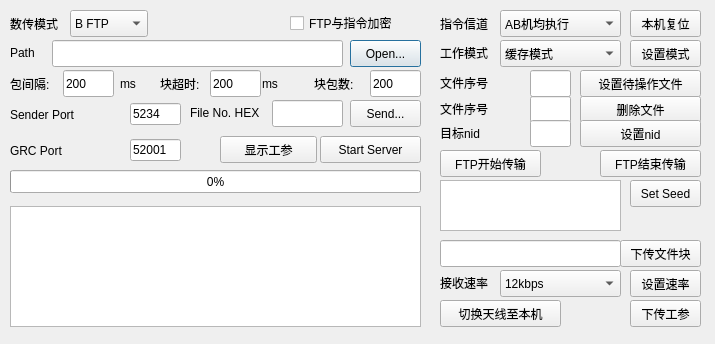
First picture: the form in file_send.ui, repository ArtisticZhao/file_sender_to_GNURadio, before the edit.
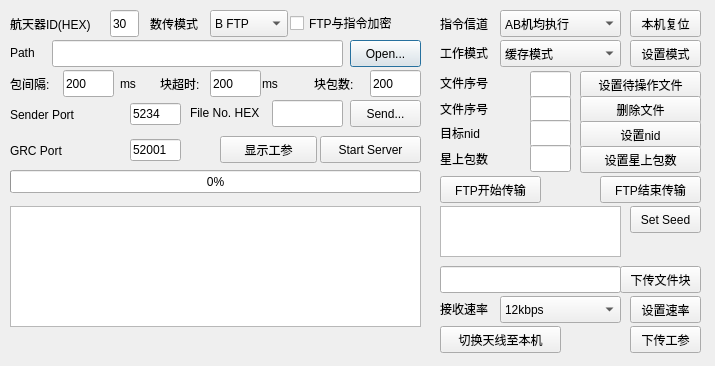
Second picture: the form after the edit.

Commit message: 加入了航天器ID输入框, 加入星上接收块数指令

Diff of the .ui file:
```diff
--- a/file_send.ui
+++ b/file_send.ui
@@ -7,7 +7,7 @@
     <x>0</x>
     <y>0</y>
     <width>715</width>
-    <height>344</height>
+    <height>366</height>
    </rect>
   </property>
   <property name="windowTitle">
@@ -162,7 +162,7 @@
   <widget class="QComboBox" name="comboBox">
    <property name="geometry">
     <rect>
-     <x>70</x>
+     <x>210</x>
      <y>10</y>
      <width>78</width>
      <height>27</height>
@@ -182,7 +182,7 @@
   <widget class="QLabel" name="label_7">
    <property name="geometry">
     <rect>
-     <x>10</x>
+     <x>150</x>
      <y>15</y>
      <width>71</width>
      <height>17</height>
@@ -247,7 +247,7 @@
    <property name="geometry">
     <rect>
      <x>630</x>
-     <y>180</y>
+     <y>206</y>
      <width>71</width>
      <height>27</height>
     </rect>
@@ -260,7 +260,7 @@
    <property name="geometry">
     <rect>
      <x>580</x>
-     <y>70</y>
+     <y>71</y>
      <width>121</width>
      <height>27</height>
     </rect>
@@ -273,7 +273,7 @@
    <property name="geometry">
     <rect>
      <x>530</x>
-     <y>70</y>
+     <y>71</y>
      <width>41</width>
      <height>27</height>
     </rect>
@@ -332,7 +332,7 @@
    <property name="geometry">
     <rect>
      <x>580</x>
-     <y>120</y>
+     <y>121</y>
      <width>121</width>
      <height>27</height>
     </rect>
@@ -368,7 +368,7 @@
    <property name="geometry">
     <rect>
      <x>440</x>
-     <y>150</y>
+     <y>176</y>
      <width>101</width>
      <height>27</height>
     </rect>
@@ -381,7 +381,7 @@
    <property name="geometry">
     <rect>
      <x>600</x>
-     <y>150</y>
+     <y>176</y>
      <width>101</width>
      <height>27</height>
     </rect>
@@ -394,7 +394,7 @@
    <property name="geometry">
     <rect>
      <x>630</x>
-     <y>300</y>
+     <y>326</y>
      <width>71</width>
      <height>27</height>
     </rect>
@@ -407,7 +407,7 @@
    <property name="geometry">
     <rect>
      <x>440</x>
-     <y>300</y>
+     <y>326</y>
      <width>121</width>
      <height>27</height>
     </rect>
@@ -420,7 +420,7 @@
    <property name="geometry">
     <rect>
      <x>440</x>
-     <y>240</y>
+     <y>266</y>
      <width>181</width>
      <height>27</height>
     </rect>
@@ -430,7 +430,7 @@
    <property name="geometry">
     <rect>
      <x>620</x>
-     <y>240</y>
+     <y>266</y>
      <width>81</width>
      <height>27</height>
     </rect>
@@ -494,7 +494,7 @@
    <property name="geometry">
     <rect>
      <x>440</x>
-     <y>180</y>
+     <y>206</y>
      <width>181</width>
      <height>51</height>
     </rect>
@@ -584,7 +584,7 @@
    <property name="geometry">
     <rect>
      <x>500</x>
-     <y>270</y>
+     <y>296</y>
      <width>121</width>
      <height>27</height>
     </rect>
@@ -604,7 +604,7 @@
    <property name="geometry">
     <rect>
      <x>630</x>
-     <y>270</y>
+     <y>296</y>
      <width>71</width>
      <height>27</height>
     </rect>
@@ -617,7 +617,7 @@
    <property name="geometry">
     <rect>
      <x>440</x>
-     <y>274</y>
+     <y>300</y>
      <width>71</width>
      <height>17</height>
     </rect>
@@ -723,6 +723,71 @@
     <string/>
    </property>
   </widget>
+  <widget class="QLabel" name="label_18">
+   <property name="geometry">
+    <rect>
+     <x>10</x>
+     <y>15</y>
+     <width>101</width>
+     <height>17</height>
+    </rect>
+   </property>
+   <property name="text">
+    <string>航天器ID(HEX)</string>
+   </property>
+  </widget>
+  <widget class="QLineEdit" name="craft_id">
+   <property name="geometry">
+    <rect>
+     <x>110</x>
+     <y>10</y>
+     <width>29</width>
+     <height>27</height>
+    </rect>
+   </property>
+   <property name="text">
+    <string>30</string>
+   </property>
+   <property name="placeholderText">
+    <string/>
+   </property>
+  </widget>
+  <widget class="QLabel" name="label_19">
+   <property name="geometry">
+    <rect>
+     <x>440</x>
+     <y>150</y>
+     <width>71</width>
+     <height>17</height>
+    </rect>
+   </property>
+   <property name="text">
+    <string>星上包数</string>
+   </property>
+  </widget>
+  <widget class="QLineEdit" name="sat_block_num">
+   <property name="geometry">
+    <rect>
+     <x>530</x>
+     <y>145</y>
+     <width>41</width>
+     <height>27</height>
+    </rect>
+   </property>
+  </widget>
+  <widget class="QPushButton" name="set_sat_block">
+   <property name="geometry">
+    <rect>
+     <x>580</x>
+     <y>146</y>
+     <width>121</width>
+     <height>27</height>
+    </rect>
+   </property>
+   <property name="text">
+    <string>设置星上包数</string>
+   </property>
+  </widget>
  </widget>
  <resources/>
  <connections/>
```
The commit also changes 5 other files.
